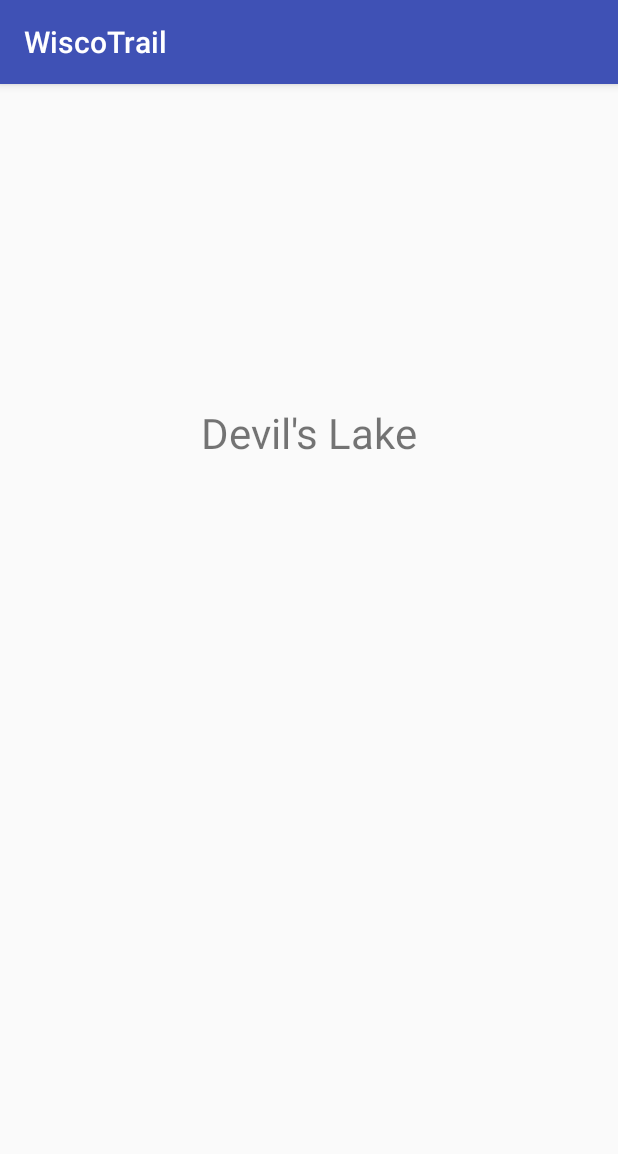
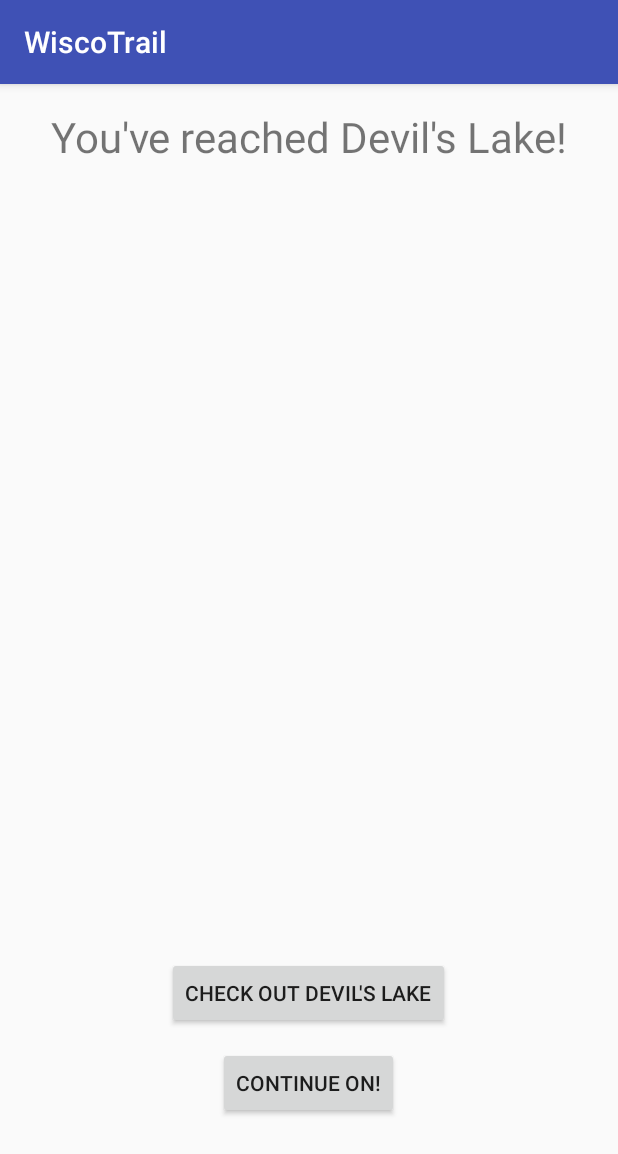
Before and after one commit to jjhaefner/WiscoTrail, an Android app: the DevilsLake screen opened directly, with no data from a screen before it, on a phone screen of 412 x 824 dp. Shown: the top 1154 px of the screen. Run offline under Robolectric (Android 15) with nearby library versions, the phone set to English and light mode, and no system bars.

```diff
--- a/app/src/main/res/layout/activity_devils_lake.xml
+++ b/app/src/main/res/layout/activity_devils_lake.xml
@@ -11,12 +11,29 @@
     tools:context="edu.wisc.ece.wiscotrail.DevilsLake">
 
     <TextView
-        android:text="Devil's Lake"
+        android:text="You've reached Devil's Lake!"
         android:layout_width="wrap_content"
         android:layout_height="wrap_content"
+        android:id="@+id/textView16"
+        android:textSize="28sp"
         android:layout_alignParentTop="true"
+        android:layout_centerHorizontal="true" />
+
+    <Button
+        android:text="Continue on!"
+        android:layout_width="wrap_content"
+        android:layout_height="wrap_content"
+        android:layout_alignParentBottom="true"
         android:layout_centerHorizontal="true"
-        android:layout_marginTop="197dp"
-        android:id="@+id/textView16"
-        android:textSize="28sp" />
+        android:layout_marginBottom="62dp"
+        android:id="@+id/button32" />
+
+    <Button
+        android:text="Check out Devil's Lake"
+        android:layout_width="wrap_content"
+        android:layout_height="wrap_content"
+        android:layout_above="@+id/button32"
+        android:layout_centerHorizontal="true"
+        android:layout_marginBottom="12dp"
+        android:id="@+id/button33" />
 </RelativeLayout>
```
Also changed, not shown: app/src/main/res/drawable/Eau Claire.png (added), app/src/main/res/drawable/Lambeau.png (added), app/src/main/res/drawable/Milwaukee.png (added), app/src/main/res/drawable/Minneapolis.png (added), app/src/main/res/drawable/New Glarus.png (added), app/src/main/res/drawable/Sheboygan.png (added).
